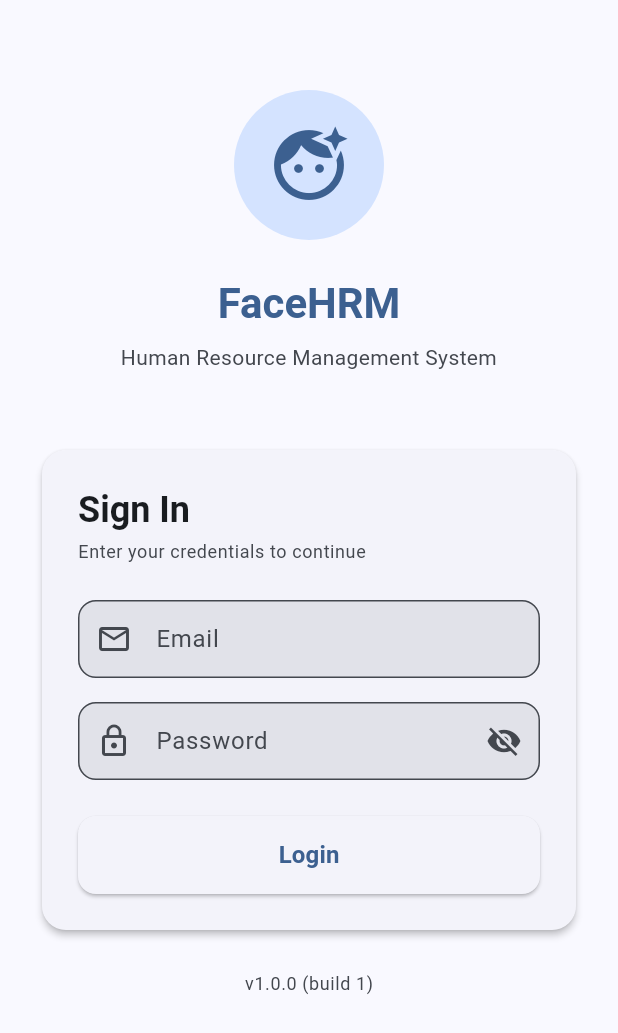
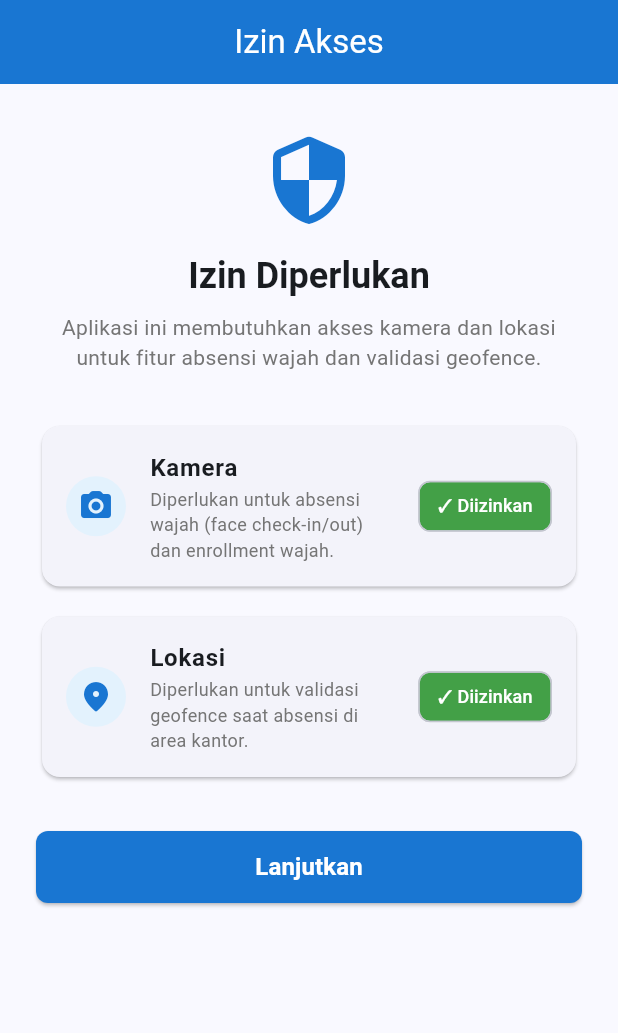
Before and after one commit to amrizal94/facehrm, a Flutter app: the screen it shows after launch, on a phone screen of 412 x 824 dp. Shown: the top 1033 px of the screen. Run offline on Flutter 3.47's test engine with Material 3 defaults, Android fonts, the phone set to English and light mode, and no system bars; our stand-ins replace camera, connectivity_plus, dio, flutter_riverpod, flutter_secure_storage, geolocator and 4 more; missing offline and left inert: google_mlkit_face_detection.

Commit message:
feat(mobile): permission onboarding screen — one-time gate before login
On first launch, shows a setup screen with camera + GPS permission cards
(check status, request, or open app settings if permanently denied).
Soft gate — user can continue without granting; flag stored in
SharedPreferences so screen is skipped on subsequent launches.

Router redirect: unauthenticated + setupDone=false → /permission-setup;
setupDone=true → /login as before. Auto-login (valid token) bypasses both.

Co-Authored-By: Claude Sonnet 4.6 <noreply@anthropic.com>

```diff
--- a/mobile/lib/core/router/app_router.dart
+++ b/mobile/lib/core/router/app_router.dart
@@ -27,10 +27,12 @@ import '../../features/auth/presentation/screens/profile_screen.dart';
 import '../../features/tasks/presentation/screens/my_tasks_screen.dart';
 import '../../features/tasks/presentation/screens/task_detail_screen.dart';
 import '../constants/app_constants.dart';
+import '../../features/onboarding/presentation/screens/permission_setup_screen.dart';
 import 'app_routes.dart';
 
 final appRouterProvider = Provider<GoRouter>((ref) {
   final authState = ref.watch(authNotifierProvider);
+  final setupDone = ref.watch(permissionSetupDoneProvider);
 
   return GoRouter(
     initialLocation: AppRoutes.splash,
@@ -48,7 +50,14 @@ final appRouterProvider = Provider<GoRouter>((ref) {
       // While login submit is in progress, stay on login (avoid flicker to splash).
       if (isSubmittingAuth && isLoginRoute) return null;
 
-      if (!isAuthenticated) return isLoginRoute ? null : AppRoutes.login;
+      if (!isAuthenticated) {
+        final isSetupRoute =
+            state.matchedLocation == AppRoutes.permissionSetup;
+        if (!setupDone) {
+          return isSetupRoute ? null : AppRoutes.permissionSetup;
+        }
+        return isLoginRoute ? null : AppRoutes.login;
+      }
       if (isLoginRoute || isSplashRoute) {
         if (authState case AuthAuthenticated(:final user)) {
           return _dashboardForRole(user.role);
@@ -57,8 +66,9 @@ final appRouterProvider = Provider<GoRouter>((ref) {
       return null;
     },
     routes: [
-      GoRoute(path: AppRoutes.splash, builder: (_, __) => const _SplashScreen()),
-      GoRoute(path: AppRoutes.login,  builder: (_, __) => const LoginScreen()),
+      GoRoute(path: AppRoutes.splash,          builder: (_, __) => const _SplashScreen()),
+      GoRoute(path: AppRoutes.login,           builder: (_, __) => const LoginScreen()),
+      GoRoute(path: AppRoutes.permissionSetup, builder: (_, __) => const PermissionSetupScreen()),
 
       // Admin
       GoRoute(
--- a/mobile/lib/core/router/app_routes.dart
+++ b/mobile/lib/core/router/app_routes.dart
@@ -7,7 +7,8 @@ class AppRoutes {
   static const String adminDashboard = '/dashboard/admin';
   static const String hrDashboard    = '/dashboard/hr';
   static const String staffDashboard = '/dashboard/staff';
-  static const String unauthorized   = '/unauthorized';
+  static const String unauthorized      = '/unauthorized';
+  static const String permissionSetup   = '/permission-setup';
 
   // Staff features
   static const String faceCheckin  = '/staff/face-checkin';
--- /dev/null
+++ b/mobile/lib/features/onboarding/presentation/screens/permission_setup_screen.dart
@@ -0,0 +1,267 @@
+import 'package:flutter/material.dart';
+import 'package:flutter_riverpod/flutter_riverpod.dart';
+import 'package:permission_handler/permission_handler.dart';
+import 'package:shared_preferences/shared_preferences.dart';
+
+// ── Provider ──────────────────────────────────────────────────────────────────
+
+class PermissionSetupDoneNotifier extends Notifier<bool> {
+  PermissionSetupDoneNotifier([this._initial = false]);
+  final bool _initial;
+
+  @override
+  bool build() => _initial;
+
+  void markDone() => state = true;
+}
+
+/// Overridden in main.dart with the value read from SharedPreferences.
+final permissionSetupDoneProvider =
+    NotifierProvider<PermissionSetupDoneNotifier, bool>(
+  () => PermissionSetupDoneNotifier(false),
+);
+
+class PermissionSetupScreen extends ConsumerStatefulWidget {
+  const PermissionSetupScreen({super.key});
+
+  @override
+  ConsumerState<PermissionSetupScreen> createState() =>
+      _PermissionSetupScreenState();
+}
+
+class _PermissionSetupScreenState extends ConsumerState<PermissionSetupScreen> {
+  PermissionStatus _cameraStatus = PermissionStatus.denied;
+  PermissionStatus _locationStatus = PermissionStatus.denied;
+  bool _loading = false;
+
+  @override
+  void initState() {
+    super.initState();
+    _checkPermissions();
+  }
+
+  Future<void> _checkPermissions() async {
+    final cam = await Permission.camera.status;
+    final loc = await Permission.locationWhenInUse.status;
+    if (!mounted) return;
+    setState(() {
+      _cameraStatus = cam;
+      _locationStatus = loc;
+    });
+  }
+
+  Future<void> _onRequest(Permission perm) async {
+    final result = await perm.request();
+    if (!mounted) return;
+    setState(() {
+      if (perm == Permission.camera) {
+        _cameraStatus = result;
+      } else {
+        _locationStatus = result;
+      }
+    });
+  }
+
+  Future<void> _onContinue() async {
+    setState(() => _loading = true);
+    final prefs = await SharedPreferences.getInstance();
+    await prefs.setBool('permission_setup_done', true);
+    if (!mounted) return;
+    ref.read(permissionSetupDoneProvider.notifier).markDone();
+    // Router rebuilds via ref.watch(permissionSetupDoneProvider) in appRouterProvider
+    // → redirect to /login since setupDone is now true and user is unauthenticated.
+  }
+
+  bool get _anyDenied =>
+      !_cameraStatus.isGranted || !_locationStatus.isGranted;
+
+  @override
+  Widget build(BuildContext context) {
+    return Scaffold(
+      appBar: AppBar(
+        backgroundColor: Colors.blue.shade700,
+        foregroundColor: Colors.white,
+        title: const Text('Izin Akses'),
+        automaticallyImplyLeading: false,
+      ),
+      body: SingleChildScrollView(
+        padding: const EdgeInsets.all(24),
+        child: Column(
+          crossAxisAlignment: CrossAxisAlignment.stretch,
+          children: [
+            const SizedBox(height: 8),
+            Icon(
+              Icons.security_rounded,
+              size: 64,
+              color: Colors.blue.shade700,
+            ),
+            const SizedBox(height: 16),
+            Text(
+              'Izin Diperlukan',
+              textAlign: TextAlign.center,
+              style: Theme.of(context)
+                  .textTheme
+                  .headlineSmall
+                  ?.copyWith(fontWeight: FontWeight.bold),
+            ),
+            const SizedBox(height: 8),
+            Text(
+              'Aplikasi ini membutuhkan akses kamera dan lokasi untuk fitur absensi wajah dan validasi geofence.',
+              textAlign: TextAlign.center,
+              style: Theme.of(context)
+                  .textTheme
+                  .bodyMedium
+                  ?.copyWith(color: Colors.grey.shade600),
+            ),
+            const SizedBox(height: 32),
+            _PermissionCard(
+              title: 'Kamera',
+              description: 'Diperlukan untuk absensi wajah (face check-in/out) dan enrollment wajah.',
+              icon: Icons.camera_alt_rounded,
+              status: _cameraStatus,
+              onRequest: () => _onRequest(Permission.camera),
+            ),
+            const SizedBox(height: 12),
+            _PermissionCard(
+              title: 'Lokasi',
+              description: 'Diperlukan untuk validasi geofence saat absensi di area kantor.',
+              icon: Icons.location_on_rounded,
+              status: _locationStatus,
+              onRequest: () => _onRequest(Permission.locationWhenInUse),
+            ),
+            const SizedBox(height: 32),
+            if (_anyDenied) ...[
+              Text(
+                'Beberapa izin belum aktif. Fitur absensi mungkin tidak berfungsi penuh.',
+                textAlign: TextAlign.center,
+                style: Theme.of(context)
+                    .textTheme
+                    .bodySmall
+                    ?.copyWith(color: Colors.grey.shade500),
+              ),
+              const SizedBox(height: 16),
+            ],
+            SizedBox(
+              height: 48,
+              child: ElevatedButton(
+                onPressed: _loading ? null : _onContinue,
+                style: ElevatedButton.styleFrom(
+                  backgroundColor: Colors.blue.shade700,
+                  foregroundColor: Colors.white,
+                  shape: RoundedRectangleBorder(
+                    borderRadius: BorderRadius.circular(8),
+                  ),
+                ),
+                child: _loading
+                    ? const SizedBox(
+                        width: 20,
+                        height: 20,
+                        child: CircularProgressIndicator(
+                          strokeWidth: 2,
+                          color: Colors.white,
+                        ),
+                      )
+                    : const Text(
+                        'Lanjutkan',
+                        style: TextStyle(
+                          fontSize: 16,
+                          fontWeight: FontWeight.w600,
+                        ),
+                      ),
+              ),
+            ),
+          ],
+        ),
+      ),
+    );
+  }
+}
+
+// ── Permission Card ────────────────────────────────────────────────────────────
+
+class _PermissionCard extends StatelessWidget {
+  const _PermissionCard({
+    required this.title,
+    required this.description,
+    required this.icon,
+    required this.status,
+    required this.onRequest,
+  });
+
+  final String title;
+  final String description;
+  final IconData icon;
+  final PermissionStatus status;
+  final VoidCallback onRequest;
+
+  @override
+  Widget build(BuildContext context) {
+    return Card(
+      elevation: 1,
+      shape: RoundedRectangleBorder(borderRadius: BorderRadius.circular(12)),
+      child: ListTile(
+        contentPadding:
+            const EdgeInsets.symmetric(horizontal: 16, vertical: 8),
+        leading: CircleAvatar(
+          backgroundColor: Colors.blue.shade50,
+          child: Icon(icon, color: Colors.blue.shade700),
+        ),
+        title: Text(
+          title,
+          style: const TextStyle(fontWeight: FontWeight.w600),
+        ),
+        subtitle: Text(
+          description,
+          style: TextStyle(fontSize: 12, color: Colors.grey.shade600),
+        ),
+        trailing: _buildTrailing(context),
+      ),
+    );
+  }
+
+  Widget _buildTrailing(BuildContext context) {
+    if (status.isGranted) {
+      return Chip(
+        label: const Text(
+          '✓ Diizinkan',
+          style: TextStyle(
+            fontSize: 12,
+            color: Colors.white,
+            fontWeight: FontWeight.w500,
+          ),
+        ),
+        backgroundColor: Colors.green.shade600,
+        padding: const EdgeInsets.symmetric(horizontal: 4),
+        materialTapTargetSize: MaterialTapTargetSize.shrinkWrap,
+      );
+    }
+
+    if (status.isPermanentlyDenied) {
+      return TextButton(
+        onPressed: openAppSettings,
+        style: TextButton.styleFrom(
+          foregroundColor: Colors.orange.shade700,
+          padding: EdgeInsets.zero,
+        ),
+        child: const Text(
+          'Buka\nPengaturan',
+          textAlign: TextAlign.center,
+          style: TextStyle(fontSize: 11),
+        ),
+      );
+    }
+
+    return ElevatedButton(
+      onPressed: onRequest,
+      style: ElevatedButton.styleFrom(
+        backgroundColor: Colors.blue.shade600,
+        foregroundColor: Colors.white,
+        padding: const EdgeInsets.symmetric(horizontal: 12, vertical: 6),
+        minimumSize: const Size(72, 32),
+        textStyle: const TextStyle(fontSize: 12),
+        shape: RoundedRectangleBorder(borderRadius: BorderRadius.circular(6)),
+      ),
+      child: const Text('Izinkan'),
+    );
+  }
+}
--- a/mobile/lib/main.dart
+++ b/mobile/lib/main.dart
@@ -1,13 +1,24 @@
 import 'package:flutter/material.dart';
 import 'package:flutter_riverpod/flutter_riverpod.dart';
+import 'package:shared_preferences/shared_preferences.dart';
 
 import 'core/router/app_router.dart';
 import 'core/theme/app_theme.dart';
+import 'features/onboarding/presentation/screens/permission_setup_screen.dart';
 
-void main() {
+void main() async {
+  WidgetsFlutterBinding.ensureInitialized();
+  final prefs = await SharedPreferences.getInstance();
+  final setupDone = prefs.getBool('permission_setup_done') ?? false;
+
   runApp(
-    const ProviderScope(
-      child: FaceHRMApp(),
+    ProviderScope(
+      overrides: [
+        permissionSetupDoneProvider.overrideWith(
+          () => PermissionSetupDoneNotifier(setupDone),
+        ),
+      ],
+      child: const FaceHRMApp(),
     ),
   );
 }
```
